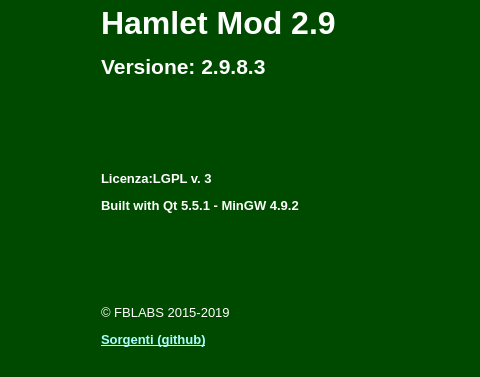
Before: the Qt Designer form mainwindow.ui in fblabs/hamlet-mod-sancon, drawn with Qt 5; both pictures show x 396 to 876 and y 86 to 463 of the 1112 by 780 pixel window.
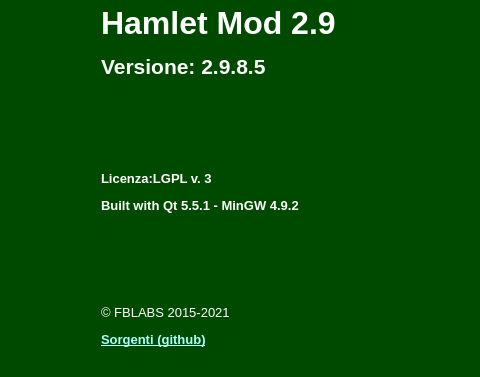
After: the same form once the commit is applied. Icons and pictures are not drawn.

```diff
--- a/mainwindow.ui
+++ b/mainwindow.ui
@@ -548,7 +548,7 @@
          <enum>QFrame::NoFrame</enum>
         </property>
         <property name="text">
-         <string>&lt;html&gt;&lt;head/&gt;&lt;body&gt;&lt;p&gt;&lt;span style=&quot; font-size:24pt; font-weight:600;&quot;&gt;Hamlet Mod 2.9&lt;/span&gt;&lt;/p&gt;&lt;p&gt;&lt;span style=&quot; font-size:16pt; font-weight:600;&quot;&gt;Versione: 2.9.8.3&lt;/span&gt;&lt;/p&gt;&lt;p&gt;&lt;br/&gt;&lt;/p&gt;&lt;p&gt;&lt;br/&gt;&lt;/p&gt;&lt;p&gt;&lt;span style=&quot; font-size:10pt; font-weight:600;&quot;&gt;Licenza:LGPL v. 3&lt;/span&gt;&lt;/p&gt;&lt;p&gt;&lt;span style=&quot; font-size:10pt; font-weight:600;&quot;&gt;Built with Qt 5.5.1 - MinGW 4.9.2&lt;/span&gt;&lt;/p&gt;&lt;p&gt;&lt;br/&gt;&lt;/p&gt;&lt;p&gt;&lt;br/&gt;&lt;/p&gt;&lt;p&gt;&lt;span style=&quot; font-size:10pt;&quot;&gt;© FBLABS 2015-2019&lt;/span&gt;&lt;/p&gt;&lt;p&gt;&lt;a href=&quot;￼￼https://github.com/fblabs/hamlet-mod-sancon&quot;&gt;&lt;span style=&quot; font-size:10pt; font-weight:600; text-decoration: underline; color:#aaffff;&quot;&gt;Sorgenti (github)&lt;/span&gt;&lt;/a&gt;&lt;/p&gt;&lt;/body&gt;&lt;/html&gt;</string>
+         <string>&lt;html&gt;&lt;head/&gt;&lt;body&gt;&lt;p&gt;&lt;span style=&quot; font-size:24pt; font-weight:600;&quot;&gt;Hamlet Mod 2.9&lt;/span&gt;&lt;/p&gt;&lt;p&gt;&lt;span style=&quot; font-size:16pt; font-weight:600;&quot;&gt;Versione: 2.9.8.5&lt;/span&gt;&lt;/p&gt;&lt;p&gt;&lt;br/&gt;&lt;/p&gt;&lt;p&gt;&lt;br/&gt;&lt;/p&gt;&lt;p&gt;&lt;span style=&quot; font-size:10pt; font-weight:600;&quot;&gt;Licenza:LGPL v. 3&lt;/span&gt;&lt;/p&gt;&lt;p&gt;&lt;span style=&quot; font-size:10pt; font-weight:600;&quot;&gt;Built with Qt 5.5.1 - MinGW 4.9.2&lt;/span&gt;&lt;/p&gt;&lt;p&gt;&lt;br/&gt;&lt;/p&gt;&lt;p&gt;&lt;br/&gt;&lt;/p&gt;&lt;p&gt;&lt;span style=&quot; font-size:10pt;&quot;&gt;© FBLABS 2015-2021&lt;/span&gt;&lt;/p&gt;&lt;p&gt;&lt;a href=&quot;￼￼https://github.com/fblabs/hamlet-mod-sancon&quot;&gt;&lt;span style=&quot; font-size:10pt; font-weight:600; text-decoration: underline; color:#aaffff;&quot;&gt;Sorgenti (github)&lt;/span&gt;&lt;/a&gt;&lt;/p&gt;&lt;/body&gt;&lt;/html&gt;</string>
         </property>
         <property name="scaledContents">
          <bool>false</bool>
```
